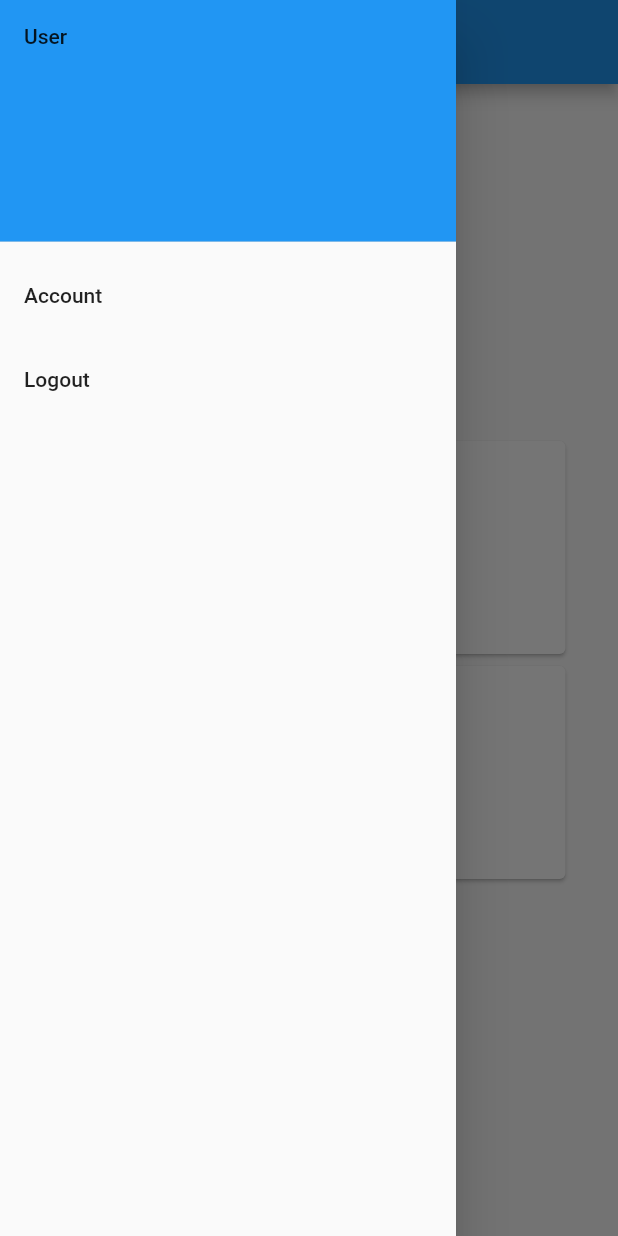
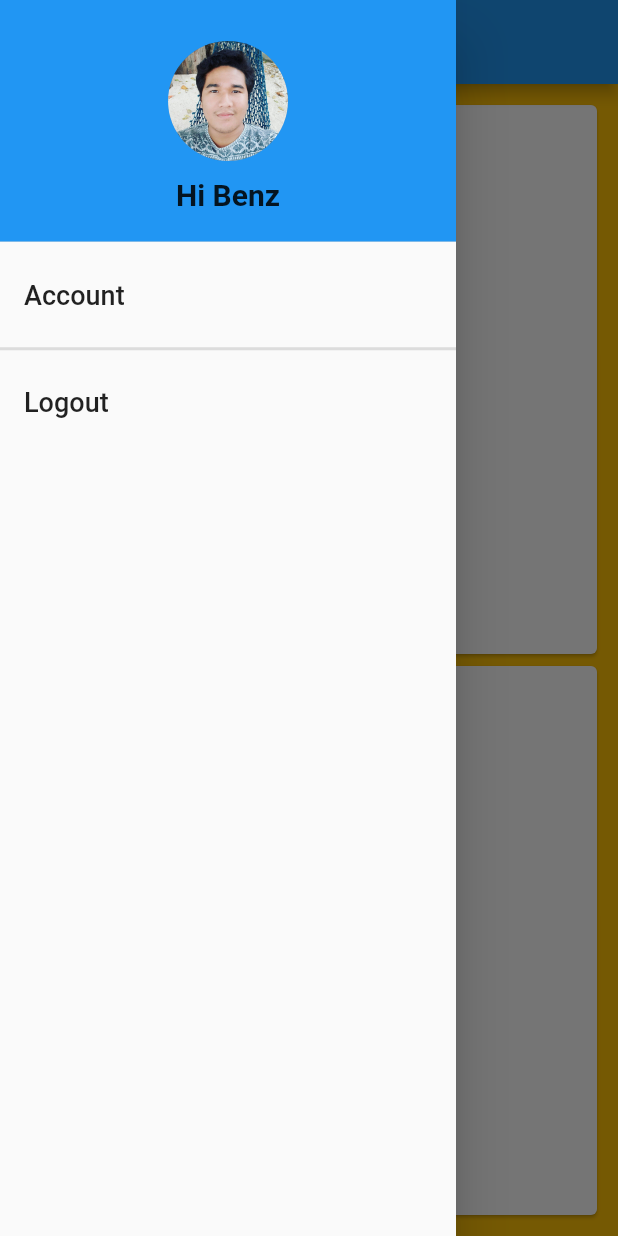
Before and after one commit to Xillyk/Flutter-Dept-Counter-App, a Flutter app: the Homepage screen opened directly, with the side drawer open, on a phone screen of 412 x 824 dp. Run offline on Flutter 3.47's test engine with Material 2 defaults, Android fonts, the phone set to English and light mode, and no system bars.

Commit message:
change UI in Login page and HomePage

```diff
--- a/dept_counter/lib/page/home_page.dart
+++ b/dept_counter/lib/page/home_page.dart
@@ -1,27 +1,39 @@
+import 'dart:ui';
 import 'package:flutter/material.dart';
 import 'package:dept_counter/page/sub_dept_page/dept_page.dart';
 import 'package:dept_counter/page/sub_summary_page/summary_page.dart';
 import 'package:dept_counter/page/account/account_setting_page.dart';
 
 class Homepage extends StatelessWidget {
-  const Homepage({Key? key}) : super(key: key);
-
   @override
   Widget build(BuildContext context) {
     return Scaffold(
+      backgroundColor: Colors.amber,
       appBar: AppBar(
-        title: Text('Home Page'),
+        title: Text('Home'),
       ),
-      body: Center(
+      body: Container(
+        padding: EdgeInsets.fromLTRB(10.0, 10.0, 10.0, 10.0),
         child: Column(
           mainAxisAlignment: MainAxisAlignment.center,
+          crossAxisAlignment: CrossAxisAlignment.stretch,
           children: <Widget>[
             DeptCard(),
             SummaryCard(),
           ],
         ),
       ),
-      drawer: Drawer(
+      drawer: HomeDrawer(),
+    );
+  }
+}
+
+class HomeDrawer extends StatelessWidget {
+  final name = 'Benz';
+
+  @override
+  Widget build(BuildContext context) {
+    return Drawer(
       child: ListView(
         padding: EdgeInsets.zero,
         children: <Widget>[
@@ -29,10 +41,30 @@ class Homepage extends StatelessWidget {
             decoration: BoxDecoration(
               color: Colors.blue,
             ),
-              child: Text('User'),
+            child: Column(
+              mainAxisAlignment: MainAxisAlignment.spaceEvenly,
+              children: <Widget>[
+                CircleAvatar(
+                  backgroundImage: AssetImage('assets/benz.jpg'),
+                  radius: 40.0,
+                ),
+                Text(
+                  'Hi $name',
+                  style: TextStyle(
+                    fontSize: 20.0,
+                    fontWeight: FontWeight.bold,
+                  ),
+                ),
+              ],
+            ),
           ),
           ListTile(
-              title: Text('Account'),
+            title: Text(
+              'Account',
+              style: TextStyle(
+                fontSize: 18.0,
+              ),
+            ),
             onTap: () {
               Navigator.push(
                 context,
@@ -42,8 +74,17 @@ class Homepage extends StatelessWidget {
               );
             },
           ),
+          Divider(
+            height: 15.0,
+            thickness: 2.0,
+          ),
           ListTile(
-              title: Text('Logout'),
+            title: Text(
+              'Logout',
+              style: TextStyle(
+                fontSize: 18.0,
+              ),
+            ),
             onTap: () {
               // ScaffoldMessenger.of(context).showSnackBar(
               //   SnackBar(
@@ -54,73 +95,70 @@ class Homepage extends StatelessWidget {
           ),
         ],
       ),
-      ),
     );
   }
 }
 
 class DeptCard extends StatelessWidget {
-  const DeptCard({Key? key}) : super(key: key);
-
   @override
   Widget build(BuildContext context) {
-    return Container(
-      child: Column(
-        children: [
-          SizedBox(
-            height: 150,
-            width: 350,
+    return Expanded(
+      flex: 1,
       child: Card(
         child: InkWell(
-                child: Column(
-                  children: <Widget>[
-                    Text('Dept Reminder'),
-                  ],
+          child: Center(
+            child: Text(
+              'Dept Reminder',
+              style: TextStyle(
+                fontSize: 25.0,
+                fontWeight: FontWeight.bold,
+              ),
+            ),
           ),
           onTap: () {
-                  Navigator.push(context,
-                      MaterialPageRoute(builder: (context) => DeptPage()));
+            Navigator.push(
+              context,
+              MaterialPageRoute(
+                builder: (context) => DeptPage(),
+              ),
+            );
           },
           splashColor:
               Theme.of(context).colorScheme.onSurface.withOpacity(0.12),
         ),
-            ),
-          ),
-        ],
       ),
     );
   }
 }
 
 class SummaryCard extends StatelessWidget {
-  const SummaryCard({Key? key}) : super(key: key);
-
   @override
   Widget build(BuildContext context) {
-    return Container(
-      child: Column(
-        children: [
-          SizedBox(
-            height: 150,
-            width: 350,
+    return Expanded(
+      flex: 1,
       child: Card(
         child: InkWell(
-                child: Column(
-                  children: <Widget>[
-                    Text('Summary'),
-                  ],
+          child: Center(
+            child: Text(
+              'Summary',
+              style: TextStyle(
+                fontSize: 25.0,
+                fontWeight: FontWeight.bold,
+              ),
+            ),
           ),
           onTap: () {
-                  Navigator.push(context,
-                      MaterialPageRoute(builder: (context) => SummaryPage()));
+            Navigator.push(
+              context,
+              MaterialPageRoute(
+                builder: (context) => SummaryPage(),
+              ),
+            );
           },
           splashColor:
               Theme.of(context).colorScheme.onSurface.withOpacity(0.12),
         ),
       ),
-          ),
-        ],
-      ),
     );
   }
 }
--- a/dept_counter/pubspec.yaml
+++ b/dept_counter/pubspec.yaml
@@ -47,9 +47,8 @@ flutter:
   uses-material-design: true
 
   # To add assets to your application, add an assets section, like this:
-  # assets:
-  #   - images/a_dot_burr.jpeg
-  #   - images/a_dot_ham.jpeg
+  assets:
+    - assets/
 
   # An image asset can refer to one or more resolution-specific "variants", see
   # https://flutter.dev/assets-and-images/#resolution-aware.
```
Also changed, not shown: dept_counter/lib/modules/scheduler.dart (added, +16 -0 lines), dept_counter/lib/page/authen_page/login_page.dart (+15 -10 lines), dept_counter/lib/page/sub_dept_page/dept_add_form_page.dart (+13 -18 lines), dept_counter/lib/page/sub_dept_page/dept_page.dart (+29 -12 lines), dept_counter/assets/benz.jpg (added). Lines whose indentation alone changed are shown as unchanged.
